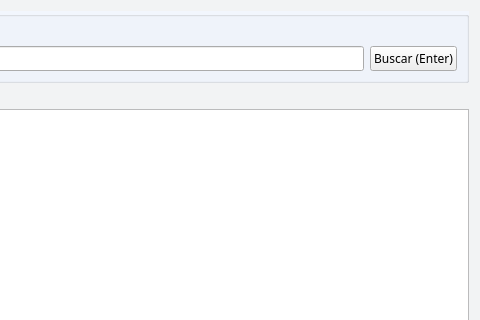
Before: the Qt Designer form gui/listas/proveedores_lista.ui in Lonaris/Corupel, drawn with Qt 5; both pictures show x 149 to 629 and y 0 to 320 of the 629 by 554 pixel window.
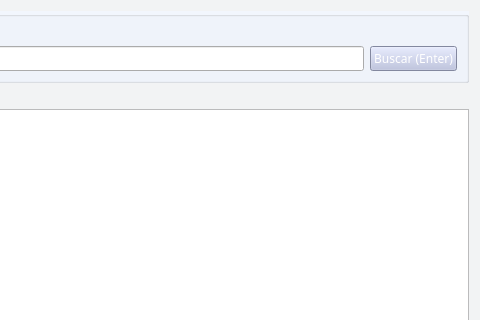
After: the same form once the commit is applied. Icons and pictures are not drawn.

```diff
--- a/gui/listas/proveedores_lista.ui
+++ b/gui/listas/proveedores_lista.ui
@@ -704,7 +704,14 @@
            </font>
           </property>
           <property name="styleSheet">
-           <string notr="true"/>
+           <string notr="true">#btn_buscar{
+background-color:#B7BEDF;
+color: #FFFFFF;
+}
+
+#btn_buscar:hover{
+background-color: #BAC1D7 
+	}</string>
           </property>
           <property name="text">
            <string>Buscar (Enter)</string>
```
